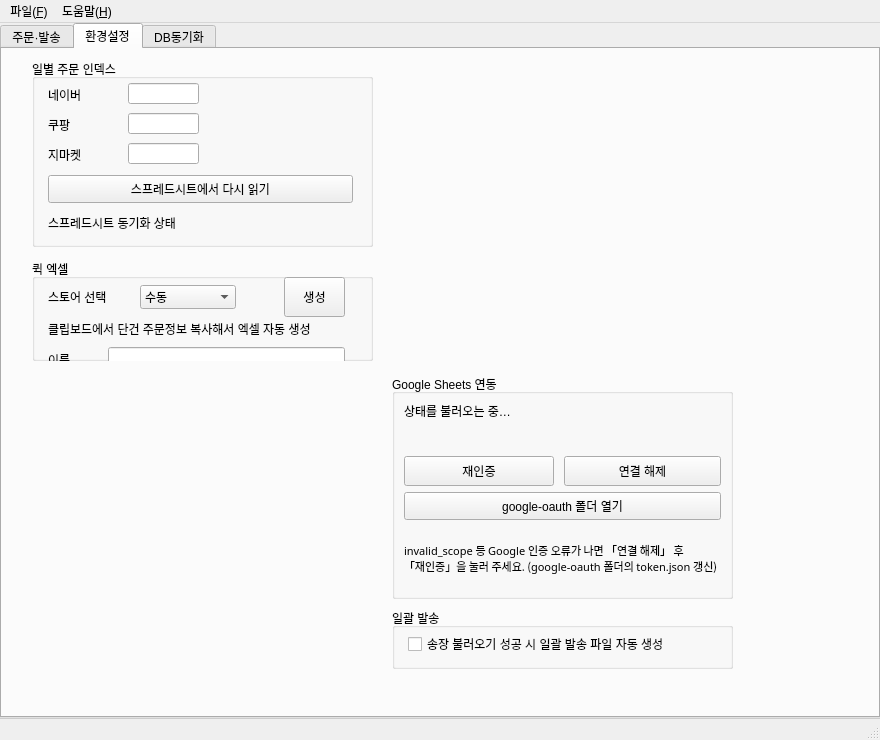
Before: the Qt Designer form ui/main_window.ui in Peanut0711/easy-fulfill, drawn with Qt 5.
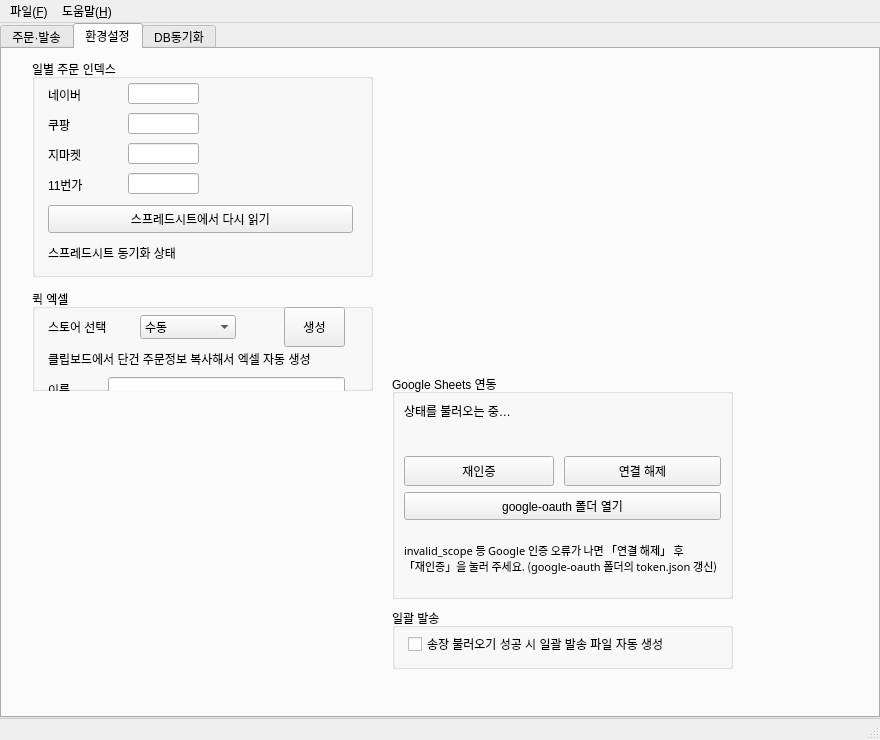
After: the same form once the commit is applied. The open tabs and pages were chosen to show the change.

Commit message:
feat: 11번가(11st) 주문 불러오기·송장 양식 지원 추가
지마켓 처리 로직을 템플릿으로 11번가 채널을 추가했다. 11번가는
스프레드시트 탭이 없어 상품코드 매핑·일괄발송은 사용하지 않고,
.xls(헤더 3행)에서 추출 가능한 정보만 마크다운으로 만들고 송장
양식만 출력한다.

- is_valid_filename: 숫자_logistics(.xls) 패턴 추가 → store_type "11st"
- process_11st_excel_file 신규: read_excel(header=2), 헤더명 정확 매칭,
  주문금액(L열)만 합산, 상품코드 자리는 [PASS]
- export_invoice_excel: 11st 송장 데이터 매핑 분기 추가
- 순번: current_idx_11st 추가, order_index.json에 11st 키로 로컬 저장
  (스프레드시트 푸시는 제외 → save_index_values(push_sheet=False))
- ui/main_window.ui: 11번가 순번 입력칸 추가 및 인덱스 그룹박스 레이아웃 조정
- docs/11st-order-support.md: 사양·검수 체크리스트 기록

What changed in the file:
```diff
--- a/ui/main_window.ui
+++ b/ui/main_window.ui
@@ -421,7 +421,7 @@
           <x>30</x>
           <y>10</y>
           <width>341</width>
-          <height>188</height>
+          <height>218</height>
          </rect>
         </property>
         <property name="title">
@@ -496,11 +496,34 @@
           </rect>
          </property>
         </widget>
+        <widget class="QLabel" name="label_idx_11st">
+         <property name="geometry">
+          <rect>
+           <x>16</x>
+           <y>118</y>
+           <width>72</width>
+           <height>16</height>
+          </rect>
+         </property>
+         <property name="text">
+          <string>11번가</string>
+         </property>
+        </widget>
+        <widget class="QLineEdit" name="lineEdit_idx_11st">
+         <property name="geometry">
+          <rect>
+           <x>96</x>
+           <y>114</y>
+           <width>71</width>
+           <height>21</height>
+          </rect>
+         </property>
+        </widget>
         <widget class="QPushButton" name="pushButton_index_sheet_refresh">
          <property name="geometry">
           <rect>
            <x>16</x>
-           <y>116</y>
+           <y>146</y>
            <width>305</width>
            <height>28</height>
           </rect>
@@ -513,7 +536,7 @@
          <property name="geometry">
           <rect>
            <x>16</x>
-           <y>148</y>
+           <y>178</y>
            <width>305</width>
            <height>32</height>
           </rect>
@@ -530,7 +553,7 @@
         <property name="geometry">
          <rect>
           <x>30</x>
-          <y>210</y>
+          <y>240</y>
           <width>341</width>
           <height>102</height>
          </rect>
```
The commit also changes 2 other files.
